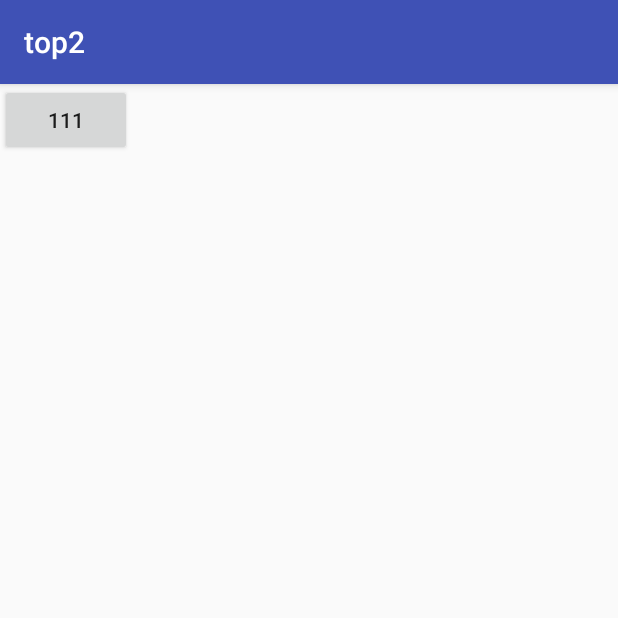
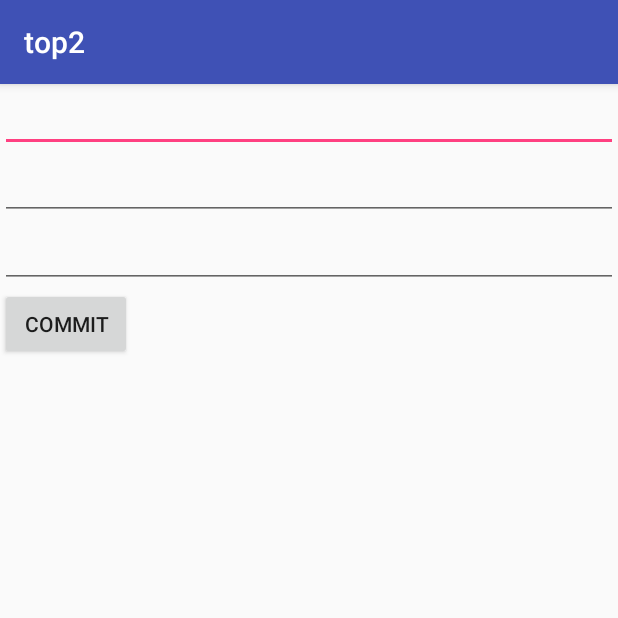
Before and after one commit to Jiangfeng0923/FocusingNews, an Android app: the SingTop2Activity screen opened directly, with no data from a screen before it, on a phone screen of 412 x 824 dp, the top half of it. Run offline under Robolectric (Android 15) with nearby library versions, the phone set to English and light mode, and no system bars.

Commit message:
add settings

```diff
--- a/app/src/main/AndroidManifest.xml
+++ b/app/src/main/AndroidManifest.xml
@@ -22,18 +22,18 @@
             </intent-filter>
         </activity>
         <activity
-            android:name=".test.SingTopActivity"
+            android:name=".settings.SettingsActivity"
             android:launchMode="singleInstance"
             android:label="top1"
             android:theme="@style/AppTheme">
             <intent-filter>
-                <action android:name="android.intent.action.singtop" />
+                <action android:name="finance.intent.action.settings" />
 
                 <category android:name="android.intent.category.DEFAULT" />
             </intent-filter>
         </activity>
         <activity
-            android:name=".test.SingTop2Activity"
+            android:name=".settings.SingTop2Activity"
             android:launchMode="singleInstance"
             android:label="top2"
             android:theme="@style/AppTheme">
--- a/app/src/main/java/com/fun/finance/myapplication/test/SingTop2Activity.java
+++ b/app/src/main/java/com/fun/finance/myapplication/settings/SingTop2Activity.java
@@ -1,4 +1,4 @@
-package com.fun.finance.myapplication.test;
+package com.fun.finance.myapplication.settings;
 
 import android.content.Intent;
 import android.os.Bundle;
@@ -13,7 +13,7 @@ public class SingTop2Activity extends AppCompatActivity {
     @Override
     protected void onCreate(Bundle savedInstanceState) {
         super.onCreate(savedInstanceState);
-        setContentView(R.layout.activity_sing_top);
+        setContentView(R.layout.activity_settings);
     }
 
     @Override
--- /dev/null
+++ b/app/src/main/res/layout/activity_settings.xml
@@ -0,0 +1,31 @@
+<?xml version="1.0" encoding="utf-8"?>
+<LinearLayout xmlns:android="http://schemas.android.com/apk/res/android"
+    xmlns:app="http://schemas.android.com/apk/res-auto"
+    xmlns:tools="http://schemas.android.com/tools"
+    android:layout_width="match_parent"
+    android:layout_height="match_parent"
+    android:orientation="vertical"
+    tools:context=".settings.SettingsActivity">
+
+    <EditText
+        android:id="@+id/editText1"
+        android:layout_width="match_parent"
+        android:layout_height="wrap_content" />
+
+    <EditText
+        android:id="@+id/editText2"
+        android:layout_width="match_parent"
+        android:layout_height="wrap_content" />
+
+    <EditText
+        android:id="@+id/editText3"
+        android:layout_width="match_parent"
+        android:layout_height="wrap_content" />
+
+    <Button
+        android:layout_width="wrap_content"
+        android:layout_height="wrap_content"
+        android:text="commit"
+        android:onClick="doCommit"/>
+
+</LinearLayout>
--- a/app/src/main/res/layout/activity_sing_top.xml
+++ /dev/null
@@ -1,15 +0,0 @@
-<?xml version="1.0" encoding="utf-8"?>
-<android.support.constraint.ConstraintLayout xmlns:android="http://schemas.android.com/apk/res/android"
-    xmlns:app="http://schemas.android.com/apk/res-auto"
-    xmlns:tools="http://schemas.android.com/tools"
-    android:layout_width="match_parent"
-    android:layout_height="match_parent"
-    tools:context=".test.SingTopActivity">
-
-    <Button
-        android:layout_width="wrap_content"
-        android:layout_height="wrap_content"
-        android:text="111"
-        android:onClick="gotoother"/>
-
-</android.support.constraint.ConstraintLayout>
```
Also changed, not shown: app/src/main/java/com/fun/finance/myapplication/FinanceActivity.java (+40 -32 lines), app/src/main/java/com/fun/finance/myapplication/settings/SettingsActivity.java (added, +62 -0 lines), app/src/main/java/com/fun/finance/myapplication/test/SingTopActivity.java (deleted, +0 -40 lines).
